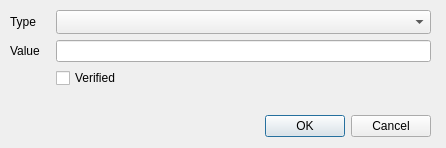
Above: ui/channeldialog.ui from jgaa/f-crm before the change. Below: the same form after it.
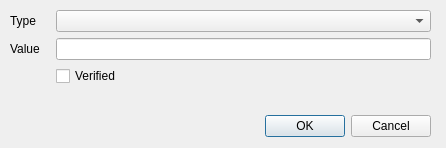
That is the form after the change.

```diff
--- a/ui/channeldialog.ui
+++ b/ui/channeldialog.ui
@@ -52,7 +52,7 @@
        <enum>QComboBox::InsertAlphabetically</enum>
       </property>
       <property name="sizeAdjustPolicy">
-       <enum>QComboBox::AdjustToMinimumContentsLengthWithIcon</enum>
+       <enum>QComboBox::AdjustToContents</enum>
       </property>
      </widget>
     </item>
```
